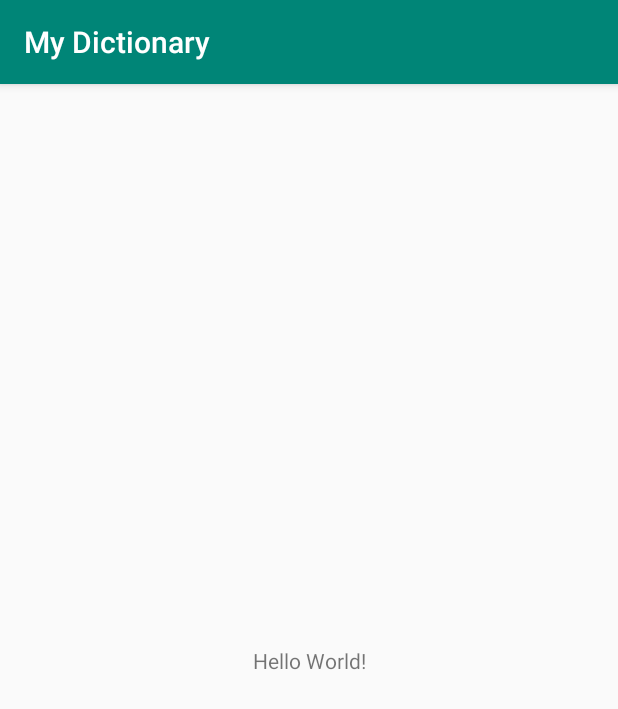
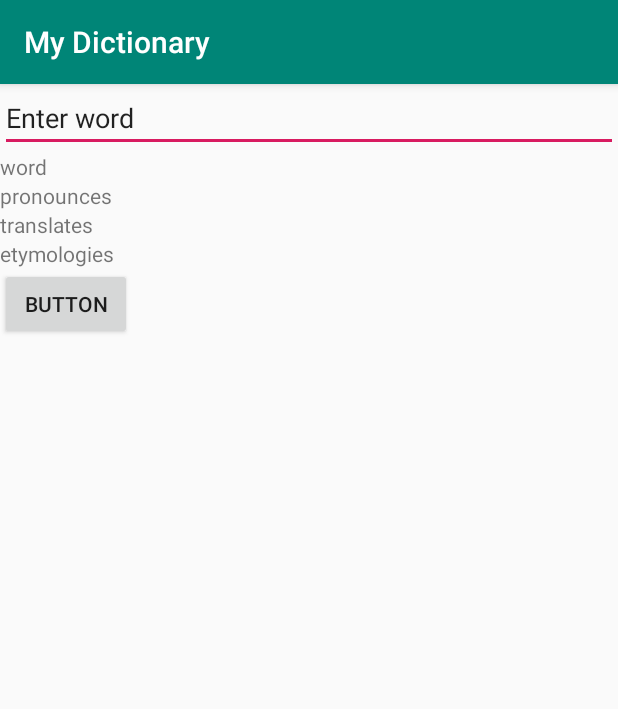
Before and after one commit to trifonovkv/PersonalDictionary, an Android app: the screen it shows after launch (MainActivity), on a phone screen of 412 x 824 dp. Shown: the top 709 px of the screen. Run offline under Robolectric (Android 15) with nearby library versions, the phone set to English and light mode, and no system bars.

```diff
--- a/app/build.gradle
+++ b/app/build.gradle
@@ -38,6 +38,9 @@ android {
         pickFirst("META-INF/kotlinx-coroutines-core.kotlin_module")
         pickFirst("META-INF/ktor-client-core.kotlin_module")
     }
+    kotlinOptions {
+        freeCompilerArgs = ["-Xallow-result-return-type"]
+    }
 }
 
 dependencies {
--- a/app/src/main/AndroidManifest.xml
+++ b/app/src/main/AndroidManifest.xml
@@ -1,6 +1,8 @@
 <?xml version="1.0" encoding="utf-8"?>
 <manifest xmlns:android="http://schemas.android.com/apk/res/android"
     package="com.kostrifon.mydictionary" xmlns:tools="http://schemas.android.com/tools">
+
+    <uses-permission android:name="android.permission.INTERNET" />
 
     <application
         tools:ignore="GoogleAppIndexingWarning"
--- /dev/null
+++ b/app/src/main/java/com/kostrifon/mydictionary/DictionaryApi.kt
@@ -0,0 +1,5 @@
+package com.kostrifon.mydictionary
+
+interface DictionaryApi<T> {
+    suspend fun getWord(requestedWord: RequestedWord): Result<T>
+}
--- /dev/null
+++ b/app/src/main/java/com/kostrifon/mydictionary/RequestedWord.kt
@@ -0,0 +1,3 @@
+package com.kostrifon.mydictionary
+
+data class RequestedWord(val word: String, val fields: String)
--- a/app/src/main/res/layout/activity_main.xml
+++ b/app/src/main/res/layout/activity_main.xml
@@ -1,18 +1,48 @@
 <?xml version="1.0" encoding="utf-8"?>
-<androidx.constraintlayout.widget.ConstraintLayout xmlns:android="http://schemas.android.com/apk/res/android"
+<LinearLayout xmlns:android="http://schemas.android.com/apk/res/android"
     xmlns:app="http://schemas.android.com/apk/res-auto"
     xmlns:tools="http://schemas.android.com/tools"
     android:layout_width="match_parent"
     android:layout_height="match_parent"
+    android:orientation="vertical"
     tools:context="com.kostrifon.mydictionary.MainActivity">
 
+    <EditText
+        android:id="@+id/editText"
+        android:layout_width="match_parent"
+        android:layout_height="wrap_content"
+        android:ems="10"
+        android:inputType="textPersonName"
+        android:text="Enter word" />
+
     <TextView
+        android:id="@+id/word"
         android:layout_width="wrap_content"
         android:layout_height="wrap_content"
-        android:text="Hello World!"
-        app:layout_constraintBottom_toBottomOf="parent"
-        app:layout_constraintLeft_toLeftOf="parent"
-        app:layout_constraintRight_toRightOf="parent"
-        app:layout_constraintTop_toTopOf="parent" />
+        android:text="word" />
 
-</androidx.constraintlayout.widget.ConstraintLayout>
+    <TextView
+        android:id="@+id/pronounces"
+        android:layout_width="wrap_content"
+        android:layout_height="wrap_content"
+        android:text="pronounces" />
+
+    <TextView
+        android:id="@+id/translates"
+        android:layout_width="wrap_content"
+        android:layout_height="wrap_content"
+        android:text="translates" />
+
+    <TextView
+        android:id="@+id/etymologies"
+        android:layout_width="wrap_content"
+        android:layout_height="wrap_content"
+        android:text="etymologies" />
+
+    <Button
+        android:id="@+id/button"
+        android:layout_width="wrap_content"
+        android:layout_height="wrap_content"
+        android:text="Button" />
+
+</LinearLayout>
```
Also changed, not shown: app/src/main/java/com/kostrifon/mydictionary/DictionariesModelFacade.kt (added, +95 -0 lines), app/src/main/java/com/kostrifon/mydictionary/MainActivity.kt (+50 -0 lines), app/src/main/java/com/kostrifon/mydictionary/OxfordDictionaryApi.kt (+6 -21 lines), app/src/main/java/com/kostrifon/mydictionary/YandexDictionaryApi.kt (+10 -15 lines), app/src/main/java/com/kostrifon/mydictionary/YandexDictionaryModel.kt (+16 -2 lines), 3 other files.
